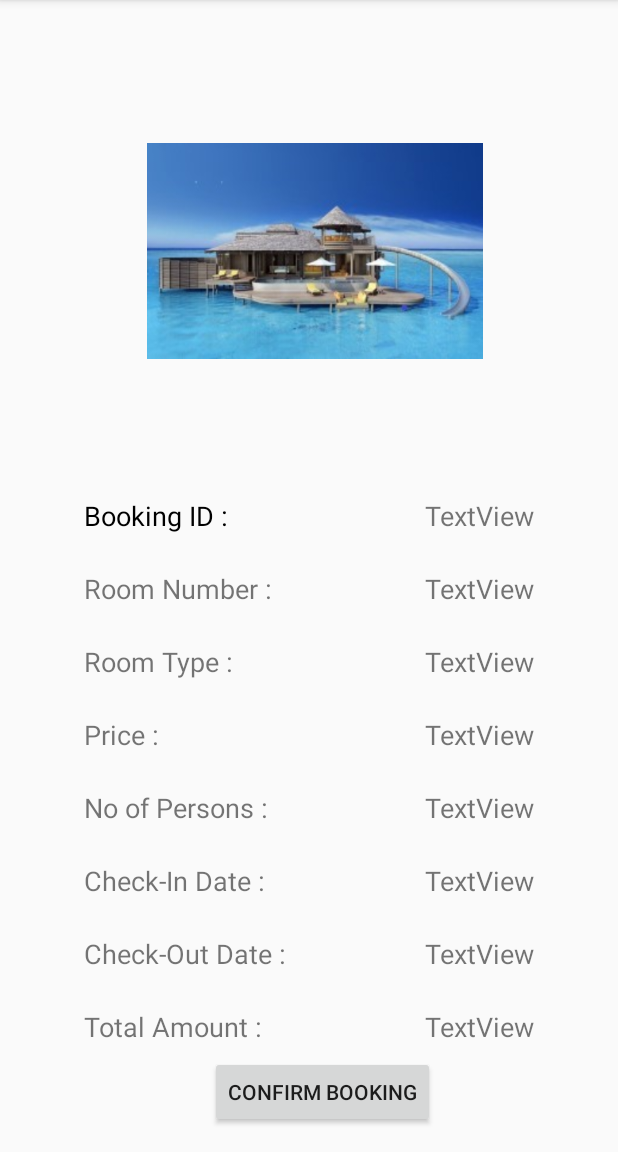
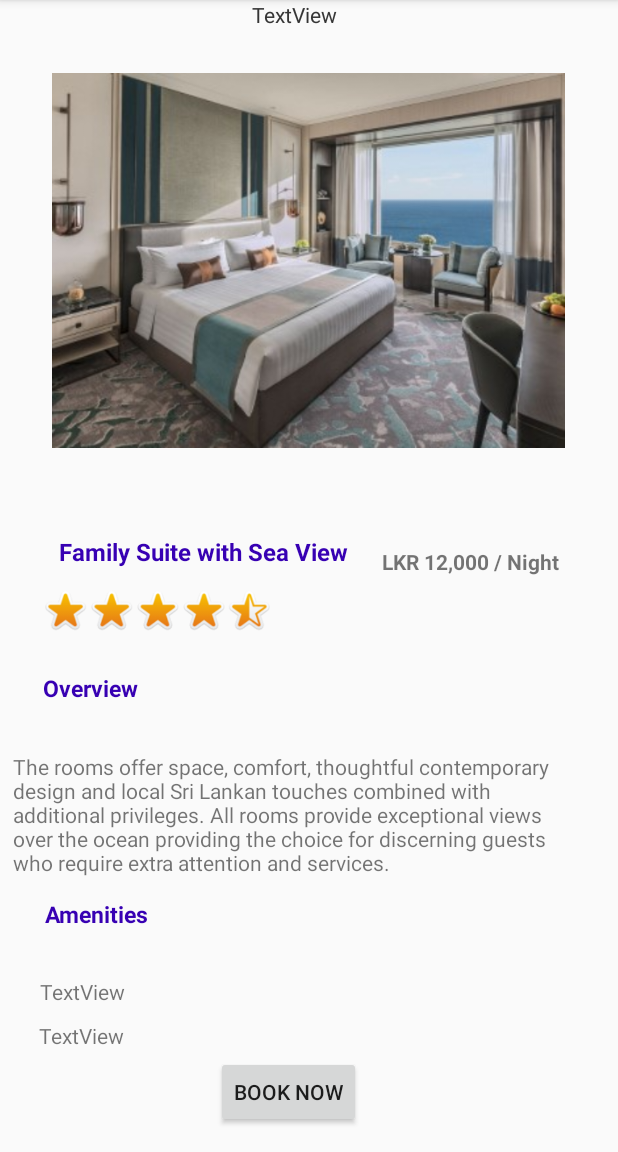
Before and after one commit to Anuththara18/MAD-Project, an Android app: the LoginActivity screen opened directly, with no data from a screen before it, after a tap on "BUTTON", on a phone screen of 412 x 824 dp, the part 84-1236 px from its top. Run offline under Robolectric (Android 15) with nearby library versions, the light colour scheme and no system bars.

Commit message:
Room 2 Details Page Created

```diff
--- a/app/src/main/AndroidManifest.xml
+++ b/app/src/main/AndroidManifest.xml
@@ -9,7 +9,8 @@
         android:roundIcon="@mipmap/ic_launcher_round"
         android:supportsRtl="true"
         android:theme="@style/AppTheme">
-        <activity android:name=".BookingDetailsActivity"></activity>
+        <activity android:name=".Room2Activity"></activity>
+        <activity android:name=".BookingDetailsActivity" />
         <activity android:name=".RegistrationActivity" />
         <activity android:name=".LoginActivity" />
         <activity android:name=".MainActivity">
--- a/app/src/main/java/com/example/hotelheritage/LoginActivity.java
+++ b/app/src/main/java/com/example/hotelheritage/LoginActivity.java
@@ -35,7 +35,7 @@ public class LoginActivity extends AppCompatActivity {
         abutton.setOnClickListener(new View.OnClickListener() {
             @Override
             public void onClick(View v) {
-                Intent img = new Intent(getApplicationContext(), BookingDetailsActivity.class);
+                Intent img = new Intent(getApplicationContext(), Room2Activity.class);
                 startActivity(img);
 
             }
--- /dev/null
+++ b/app/src/main/java/com/example/hotelheritage/Room2Activity.java
@@ -0,0 +1,14 @@
+package com.example.hotelheritage;
+
+import androidx.appcompat.app.AppCompatActivity;
+
+import android.os.Bundle;
+
+public class Room2Activity extends AppCompatActivity {
+
+    @Override
+    protected void onCreate(Bundle savedInstanceState) {
+        super.onCreate(savedInstanceState);
+        setContentView(R.layout.activity_room2);
+    }
+}
--- /dev/null
+++ b/app/src/main/res/layout/activity_room2.xml
@@ -0,0 +1,152 @@
+<?xml version="1.0" encoding="utf-8"?>
+<androidx.constraintlayout.widget.ConstraintLayout xmlns:android="http://schemas.android.com/apk/res/android"
+    xmlns:app="http://schemas.android.com/apk/res-auto"
+    xmlns:tools="http://schemas.android.com/tools"
+    android:layout_width="match_parent"
+    android:layout_height="match_parent"
+    tools:context=".Room2Activity">
+
+    <ImageView
+        android:id="@+id/roomImage"
+        android:layout_width="350dp"
+        android:layout_height="250dp"
+        android:layout_marginStart="24dp"
+        android:layout_marginTop="32dp"
+        android:layout_marginEnd="24dp"
+        android:layout_marginBottom="42dp"
+        android:src="@drawable/room1a"
+        app:layout_constraintBottom_toTopOf="@+id/textView30"
+        app:layout_constraintEnd_toEndOf="parent"
+        app:layout_constraintHorizontal_bias="0.491"
+        app:layout_constraintStart_toStartOf="parent"
+        app:layout_constraintTop_toTopOf="parent" />
+
+    <TextView
+        android:id="@+id/roomDescription"
+        android:layout_width="379dp"
+        android:layout_height="84dp"
+        android:layout_marginStart="8dp"
+        android:layout_marginEnd="24dp"
+        android:layout_marginBottom="13dp"
+        android:text="@string/room_2_description"
+        app:layout_constraintBottom_toTopOf="@+id/amenities"
+        app:layout_constraintEnd_toEndOf="parent"
+        app:layout_constraintStart_toStartOf="parent" />
+
+    <TextView
+        android:id="@+id/amenities"
+        android:layout_width="wrap_content"
+        android:layout_height="wrap_content"
+        android:layout_marginStart="30dp"
+        android:layout_marginBottom="31dp"
+        android:text="@string/amenities"
+        android:textColor="@color/colorPrimaryDark"
+        android:textSize="15sp"
+        android:textStyle="bold"
+        app:layout_constraintBottom_toTopOf="@+id/textView33"
+        app:layout_constraintStart_toStartOf="parent" />
+
+    <ImageView
+        android:id="@+id/imageView2"
+        android:layout_width="150dp"
+        android:layout_height="50dp"
+        android:layout_marginStart="30dp"
+        android:layout_marginBottom="16dp"
+        android:src="@drawable/star_ratings_2"
+        app:layout_constraintBottom_toTopOf="@+id/textView32"
+        app:layout_constraintStart_toStartOf="parent" />
+
+    <TextView
+        android:id="@+id/textView30"
+        android:layout_width="wrap_content"
+        android:layout_height="wrap_content"
+        android:layout_marginStart="39dp"
+        android:layout_marginBottom="3dp"
+        android:text="@string/room_2_name"
+        android:textColor="@color/colorPrimaryDark"
+        android:textSize="16sp"
+        android:textStyle="bold"
+        app:layout_constraintBottom_toTopOf="@+id/imageView2"
+        app:layout_constraintStart_toStartOf="parent" />
+
+    <TextView
+        android:id="@+id/textView31"
+        android:layout_width="wrap_content"
+        android:layout_height="wrap_content"
+        android:layout_marginEnd="39dp"
+        android:layout_marginBottom="117dp"
+        android:text="@string/room_2_price"
+        android:textStyle="bold"
+        app:layout_constraintBottom_toTopOf="@+id/roomDescription"
+        app:layout_constraintEnd_toEndOf="parent" />
+
+    <TextView
+        android:id="@+id/textView32"
+        android:layout_width="wrap_content"
+        android:layout_height="wrap_content"
+        android:layout_marginStart="29dp"
+        android:layout_marginEnd="320dp"
+        android:layout_marginBottom="32dp"
+        android:text="@string/overview"
+        android:textColor="@color/colorPrimaryDark"
+        android:textSize="15sp"
+        android:textStyle="bold"
+        app:layout_constraintBottom_toTopOf="@+id/roomDescription"
+        app:layout_constraintEnd_toEndOf="parent"
+        app:layout_constraintStart_toStartOf="parent" />
+
+    <Button
+        android:id="@+id/button10"
+        android:layout_width="wrap_content"
+        android:layout_height="wrap_content"
+        android:layout_marginStart="144dp"
+        android:layout_marginEnd="171dp"
+        android:layout_marginBottom="16dp"
+        android:text="@string/book_now_btn"
+        app:layout_constraintBottom_toBottomOf="parent"
+        app:layout_constraintEnd_toEndOf="parent"
+        app:layout_constraintStart_toStartOf="parent" />
+
+    <TextView
+        android:id="@+id/textView33"
+        android:layout_width="wrap_content"
+        android:layout_height="wrap_content"
+        android:layout_marginStart="25dp"
+        android:layout_marginEnd="83dp"
+        android:layout_marginBottom="10dp"
+        android:text="TextView"
+        app:layout_constraintBottom_toTopOf="@+id/textView36"
+        app:layout_constraintEnd_toStartOf="@+id/textView35"
+        app:layout_constraintStart_toStartOf="parent" />
+
+    <TextView
+        android:id="@+id/textView34"
+        android:layout_width="wrap_content"
+        android:layout_height="wrap_content"
+        android:layout_marginEnd="187dp"
+        android:text="TextView"
+        app:layout_constraintEnd_toEndOf="parent"
+        tools:layout_editor_absoluteY="644dp" />
+
+    <TextView
+        android:id="@+id/textView35"
+        android:layout_width="wrap_content"
+        android:layout_height="wrap_content"
+        android:layout_marginEnd="187dp"
+        android:text="TextView"
+        app:layout_constraintEnd_toEndOf="parent"
+        tools:layout_editor_absoluteY="613dp" />
+
+    <TextView
+        android:id="@+id/textView36"
+        android:layout_width="wrap_content"
+        android:layout_height="wrap_content"
+        android:layout_marginStart="24dp"
+        android:layout_marginEnd="84dp"
+        android:layout_marginBottom="68dp"
+        android:text="TextView"
+        app:layout_constraintBottom_toBottomOf="parent"
+        app:layout_constraintEnd_toStartOf="@+id/textView34"
+        app:layout_constraintStart_toStartOf="parent" />
+
+</androidx.constraintlayout.widget.ConstraintLayout>
--- a/app/src/main/res/values/strings.xml
+++ b/app/src/main/res/values/strings.xml
@@ -21,6 +21,7 @@
 
     <!-- RESERVATIONS HOME -->
 
+    <string name="welcome">Welcome to Heritage Hotel...</string>
     <string name="profile_btn">My Profile</string>
     <string name="bookings_btn">My Bookings</string>
     <string name="rooms_btn">Rooms</string>
@@ -37,11 +38,11 @@
     <string name="room_4_name">Executive Suite</string>
     <string name="room_5_name">Heritage Suite</string>
 
-    <string name="room_1_price">LKR 11,000</string>
-    <string name="room_2_price">LKR 12,000</string>
-    <string name="room_3_price">LKR 13,000</string>
-    <string name="room_4_price">LKR 14,000</string>
-    <string name="room_5_price">LKR 15,000</string>
+    <string name="room_1_price">LKR 11,000 / Night </string>
+    <string name="room_2_price">LKR 12,000 / Night </string>
+    <string name="room_3_price">LKR 13,000 / Night </string>
+    <string name="room_4_price">LKR 14,000 / Night </string>
+    <string name="room_5_price">LKR 15,000 / Night </string>
 
     <string name="room_1_description">Deluxe Ocean View Rooms are beautifully appointed with a contemporary design and local Sri Lankan touches. All rooms look out over the Indian Ocean and Galle Face Green, presenting some of the nice views in the city.</string>
 
@@ -66,7 +67,6 @@
     <string name="prompt_password">Password</string>
     <string name="action_sign_in">Sign in or register</string>
     <string name="action_sign_in_short">Sign in</string>
-    <string name="welcome">"Welcome !"</string>
     <string name="invalid_username">Not a valid username</string>
     <string name="invalid_password">Password must be >5 characters</string>
     <string name="login_failed">"Login failed"</string>
```
Also changed, not shown: app/src/main/res/drawable/room1a.jpg (added), app/src/main/res/drawable/room2a.jpg (added), app/src/main/res/drawable/star_ratings_1.png (added), app/src/main/res/drawable/star_ratings_2.png (added), app/src/main/res/drawable/star_ratings_3.png (added), app/src/main/res/drawable/star_ratings_4.png (added).
